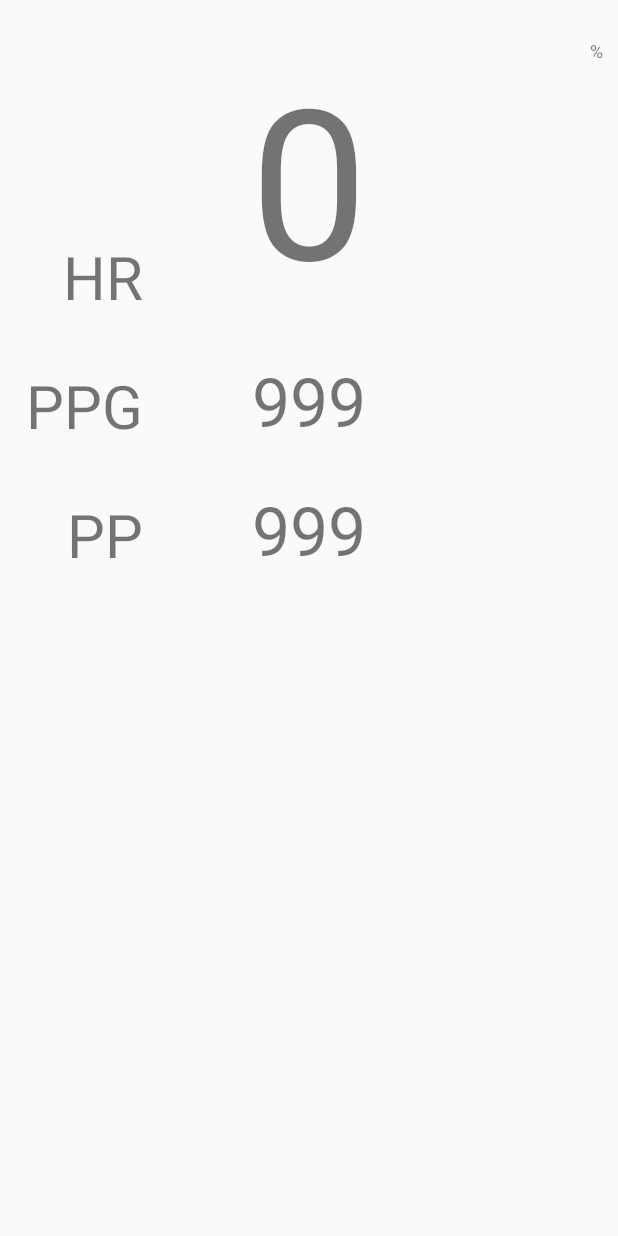
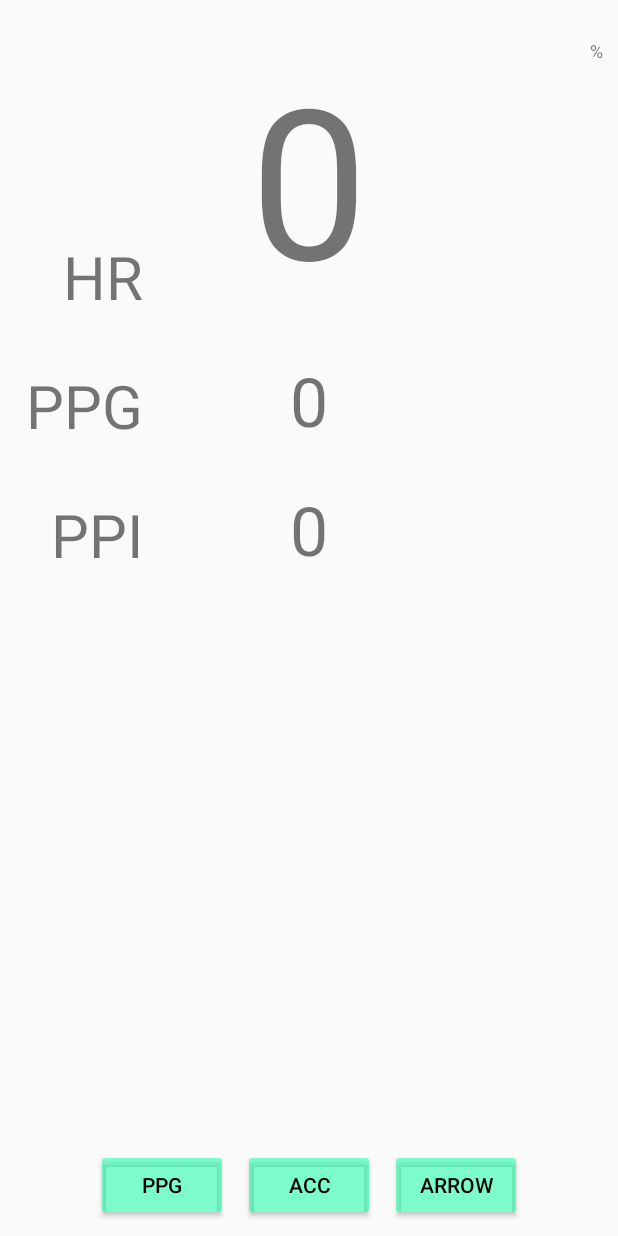
Before and after one commit to Bentseeni/polar_sdk_app, an Android app: the HrActivity screen opened directly, with no data from a screen before it, on a phone screen of 412 x 824 dp. Run offline under Robolectric (Android 15) with nearby library versions, the phone set to English and light mode, and no system bars; our stand-ins replace RxJava; libraries missing offline, so code that uses them is left out: com.google.protobuf, polar.com.sdk; 5 statements that could not run were skipped.

```diff
--- a/app/src/main/AndroidManifest.xml
+++ b/app/src/main/AndroidManifest.xml
@@ -14,7 +14,8 @@
         android:roundIcon="@mipmap/ic_launcher_round"
         android:supportsRtl="true"
         android:theme="@style/AppTheme">
-        <activity android:name=".HrActivity"></activity>
+        <activity android:name=".AccActivity"></activity>
+        <activity android:name=".HrActivity" />
         <activity android:name=".MainActivity">
             <intent-filter>
                 <action android:name="android.intent.action.MAIN" />
--- a/app/src/main/java/com/example/polar_sdk_app/HrActivity.java
+++ b/app/src/main/java/com/example/polar_sdk_app/HrActivity.java
@@ -7,17 +7,24 @@ import android.widget.TextView;
 
 import com.google.protobuf.StringValue;
 
+import org.reactivestreams.Publisher;
+
 import java.util.UUID;
 
+import io.reactivex.android.schedulers.AndroidSchedulers;
 import io.reactivex.disposables.Disposable;
 import io.reactivex.functions.Action;
 import io.reactivex.functions.Consumer;
+import io.reactivex.functions.Function;
 import polar.com.sdk.api.PolarBleApi;
 import polar.com.sdk.api.PolarBleApiCallback;
 import polar.com.sdk.api.errors.PolarInvalidArgument;
 import polar.com.sdk.api.model.PolarDeviceInfo;
 import polar.com.sdk.api.model.PolarHrBroadcastData;
 import polar.com.sdk.api.model.PolarHrData;
+import polar.com.sdk.api.model.PolarOhrPPGData;
+import polar.com.sdk.api.model.PolarOhrPPIData;
+import polar.com.sdk.api.model.PolarSensorSetting;
 
 public class HrActivity extends AppCompatActivity {
 
@@ -40,8 +47,8 @@ public class HrActivity extends AppCompatActivity {
 
         TextView textViewId = this.findViewById(R.id.id_text);
         final TextView textViewHr = this.findViewById(R.id.hr_number);
-        TextView textViewPpg = this.findViewById(R.id.ppg_number);
-        TextView textViewPp = this.findViewById(R.id.pp_number);
+        //TextView textViewPpg = this.findViewById(R.id.ppg_number);
+        TextView textViewPp = this.findViewById(R.id.ppi_number);
         final TextView textViewBatt = this.findViewById(R.id.battery_lvl_text);
 
 
@@ -83,10 +90,14 @@ public class HrActivity extends AppCompatActivity {
             public void accelerometerFeatureReady(String identifier) {Log.d(TAG,"ACC READY: " + identifier); }
 
             @Override
-            public void ppgFeatureReady(String identifier) { Log.d(TAG,"PPG READY: " + identifier);}
+            public void ppgFeatureReady(String identifier) { Log.d(TAG,"PPG READY: " + identifier);
+           // ppgStream();
+            }
 
             @Override
-            public void ppiFeatureReady(String identifier) { Log.d(TAG,"PPI READY: " + identifier);}
+            public void ppiFeatureReady(String identifier) { Log.d(TAG,"PPI READY: " + identifier);
+           // ppiStream();
+            }
 
             @Override
             public void biozFeatureReady(String identifier) {Log.d(TAG,"BIOZ READY: " + identifier);}
@@ -108,7 +119,7 @@ public class HrActivity extends AppCompatActivity {
 
             @Override
             public void hrNotificationReceived(String identifier, PolarHrData data) {
-                Log.d(TAG,"HR value: " + data.hr + " rrsMs: " + data.rrsMs + " rr: " + data.rrs + " contact: " + data.contactStatus + "," + data.contactStatusSupported);
+               // Log.d(TAG,"HR value: " + data.hr + " rrsMs: " + data.rrsMs + " rr: " + data.rrs + " contact: " + data.contactStatus + "," + data.contactStatusSupported);
             }
 
             @Override
@@ -145,11 +156,86 @@ public class HrActivity extends AppCompatActivity {
             });
         }
 
+
+
+    }
+
+    public void ppgStream(){
+        final TextView textView = this.findViewById(R.id.ppg_number);
         if(ppgDisposable == null)
         {
+            ppgDisposable = api.requestPpgSettings(DEVICE_ID).toFlowable().flatMap(new Function<PolarSensorSetting, Publisher<PolarOhrPPGData>>() {
+                @Override
+                public Publisher<PolarOhrPPGData> apply(PolarSensorSetting polarSensorSetting) throws Exception {
+                    return api.startOhrPPGStreaming(DEVICE_ID,polarSensorSetting.maxSettings());
+                }
+            }).observeOn(AndroidSchedulers.mainThread()).subscribe(new Consumer<PolarOhrPPGData>() {
+                @Override
+                public void accept(PolarOhrPPGData polarOhrPPGData) throws Exception {
+                    for (PolarOhrPPGData.PolarOhrPPGSample data : polarOhrPPGData.samples) {
+                      // textView.setText(Integer.toString(data.ppg0));
+                         Log.d(TAG, "    ppg0: " + data.ppg0 + " ppg1: " + data.ppg1 + " ppg2: " + data.ppg2 + "ambient: " + data.ambient);
+                    }
+                    textView.setText(Integer.toString(polarOhrPPGData.samples.get(0).ppg0));
+                }
+            }, new Consumer<Throwable>() {
+                @Override
+                public void accept(Throwable throwable) throws Exception {
+                    Log.e(TAG, "" + throwable.getLocalizedMessage());
 
+                }
+            }, new Action() {
+                @Override
+                public void run() throws Exception {
+                    Log.d(TAG,"complete");
+                }
+            });
         }
+        else {
+            ppgDisposable.dispose();
+            ppgDisposable = null;
+        }
+    }
 
+    public void ppiStream()
+    {
+        if(ppiDisposable == null)
+        {
+            final TextView textView = this.findViewById(R.id.ppi_number);
+            final TextView textViewHr = this.findViewById(R.id.hr_number);
+
+
+            ppiDisposable = api.startOhrPPIStreaming(DEVICE_ID).observeOn(AndroidSchedulers.mainThread()).subscribe(new Consumer<PolarOhrPPIData>() {
+                @Override
+                public void accept(PolarOhrPPIData polarOhrPPIData) throws Exception {
+                    for(PolarOhrPPIData.PolarOhrPPISample sample : polarOhrPPIData.samples) {
+                        Log.d(TAG, "ppi: " + sample.ppi
+                                + " blocker: " + sample.blockerBit + " errorEstimate: " + sample.errorEstimate+sample.skinContactStatus+sample.skinContactSupported+sample.hr);
+                        //textView.setText(sample.ppi+"±"+sample.errorEstimate +" "+ sample.hr);
+                    }
+                    textView.setText(polarOhrPPIData.samples.get(0).ppi+ "±" +polarOhrPPIData.samples.get(0).errorEstimate);
+
+                    if(polarOhrPPIData.samples.get(0).hr != 0) {
+                        textViewHr.setText(Integer.toString(polarOhrPPIData.samples.get(0).hr) );
+                    }
+                }
+            }, new Consumer<Throwable>() {
+                @Override
+                public void accept(Throwable throwable) throws Exception {
+                    Log.e(TAG,""+throwable.getLocalizedMessage());
+                }
+            }, new Action() {
+                @Override
+                public void run() throws Exception {
+                    Log.d(TAG,"complete");
+                }
+            });
+        }
+        else
+        {
+            ppiDisposable.dispose();
+            ppiDisposable = null;
+        }
     }
 
     @Override
--- a/app/src/main/res/layout/activity_hr.xml
+++ b/app/src/main/res/layout/activity_hr.xml
@@ -42,7 +42,7 @@
         android:layout_width="wrap_content"
         android:layout_height="wrap_content"
         android:layout_marginTop="25dp"
-        android:text="999"
+        android:text="0"
         android:textSize="45dp"
         app:layout_constraintLeft_toLeftOf="parent"
         app:layout_constraintRight_toRightOf="parent"
@@ -58,23 +58,23 @@
         app:layout_constraintEnd_toStartOf="@+id/guideline" />
 
     <TextView
-        android:id="@+id/pp_number"
+        android:id="@+id/ppi_number"
         android:layout_width="wrap_content"
         android:layout_height="wrap_content"
         android:layout_marginTop="25dp"
-        android:text="999"
+        android:text="0"
         android:textSize="45dp"
         app:layout_constraintRight_toRightOf="parent"
         app:layout_constraintLeft_toLeftOf="parent"
         app:layout_constraintTop_toBottomOf="@+id/ppg_number" />
 
     <TextView
-        android:id="@+id/pp_text"
+        android:id="@+id/ppi_text"
         android:layout_width="wrap_content"
         android:layout_height="wrap_content"
-        app:layout_constraintBottom_toBottomOf="@id/pp_number"
+        app:layout_constraintBottom_toBottomOf="@id/ppi_number"
         android:layout_marginEnd="8dp"
-        android:text="PP"
+        android:text="PPI"
         android:textSize="40dp"
         app:layout_constraintEnd_toStartOf="@+id/guideline" />
     <TextView
@@ -96,5 +96,43 @@
 
         app:layout_constraintGuide_percent="0.25"/>
 
+    <Button
+        android:layout_width="wrap_content"
+        android:layout_height="wrap_content"
+        app:layout_constraintBottom_toBottomOf="parent"
+        android:layout_marginBottom="10dp"
+        android:text="PPG"
+        android:id="@+id/ppg_activity_button"
+        app:layout_constraintRight_toLeftOf="@+id/ACC_activity_button"
+        android:layout_marginHorizontal="10dp"
+        style="@style/Widget.AppCompat.Button.Colored"
+        android:textColor="@android:color/black"/>
+        />
+    <Button
+        android:layout_width="wrap_content"
+        android:layout_height="wrap_content"
+        app:layout_constraintBottom_toBottomOf="parent"
+        android:layout_marginBottom="10dp"
+        android:text="ACC"
+        android:id="@+id/ACC_activity_button"
+        app:layout_constraintLeft_toLeftOf="parent"
+        app:layout_constraintRight_toRightOf="parent"
+        android:layout_marginHorizontal="10dp"
+        style="@style/Widget.AppCompat.Button.Colored"
+        android:textColor="@android:color/black"/>
+        />
+
+    <Button
+        android:layout_width="wrap_content"
+        android:layout_height="wrap_content"
+        app:layout_constraintBottom_toBottomOf="parent"
+        android:layout_marginBottom="10dp"
+        android:text="ARROW"
+        android:layout_marginHorizontal="10dp"
+        app:layout_constraintLeft_toRightOf="@+id/ACC_activity_button"
+        style="@style/Widget.AppCompat.Button.Colored"
+        android:textColor="@android:color/black"/>
+        />
+
 
 </android.support.constraint.ConstraintLayout>
```
Also changed, not shown: app/src/main/java/com/example/polar_sdk_app/AccActivity.java (added, +13 -0 lines), app/src/main/java/com/example/polar_sdk_app/SensorDeviceArrayAdapter.java (+18 -1 lines), app/src/main/res/layout/activity_acc.xml (added, +9 -0 lines).
